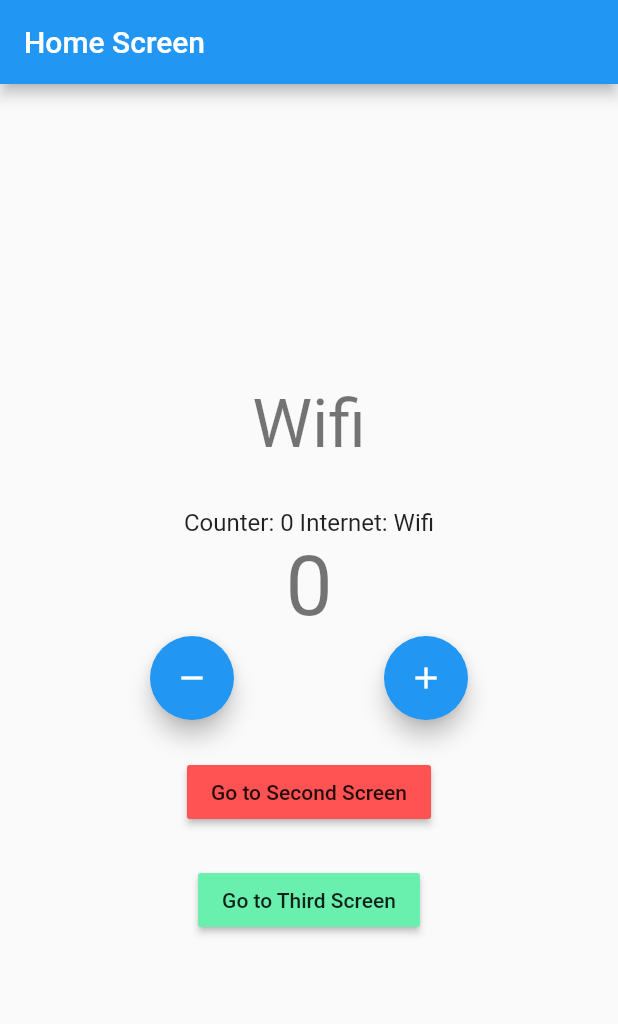
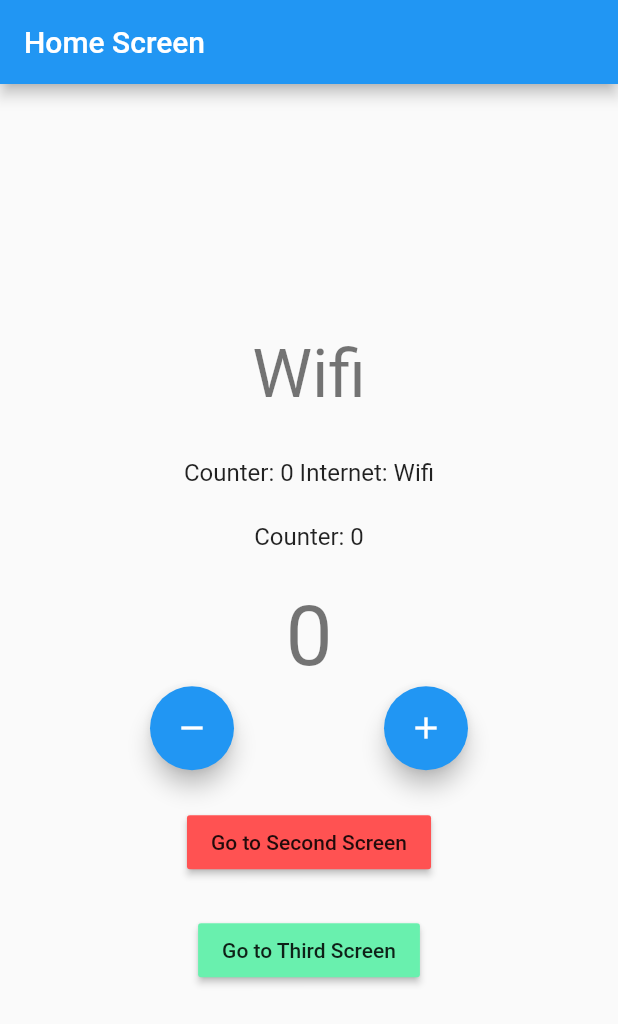
Before and after one commit to Hazix00/flutter_counter_with_bloc, a Flutter app: the screen it shows after launch, on a phone screen of 412 x 824 dp. Shown: the top 1024 px of the screen. Run offline on Flutter 3.47's test engine with Material 2 defaults, Android fonts, the phone set to English and light mode, and no system bars; our stand-ins replace bloc, connectivity_plus, equatable, flutter_bloc.

Commit message:
implement context.select

```diff
--- a/lib/presentation/screens/home_screen.dart
+++ b/lib/presentation/screens/home_screen.dart
@@ -71,6 +71,23 @@ class _HomeScreenState extends State<HomeScreen> {
                 );
               },
             ),
+            const SizedBox(
+              height: 24,
+            ),
+            Builder(
+              builder: (context) {
+                final counterValue = context.select(
+                    (CounterCubit counterCubit) =>
+                        counterCubit.state.counterValue);
+                return Text(
+                  'Counter: $counterValue',
+                  style: Theme.of(context).textTheme.subtitle1,
+                );
+              },
+            ),
+            const SizedBox(
+              height: 24,
+            ),
             BlocConsumer<CounterCubit, CounterState>(
               listener: (context, state) {
                 final message =
```
